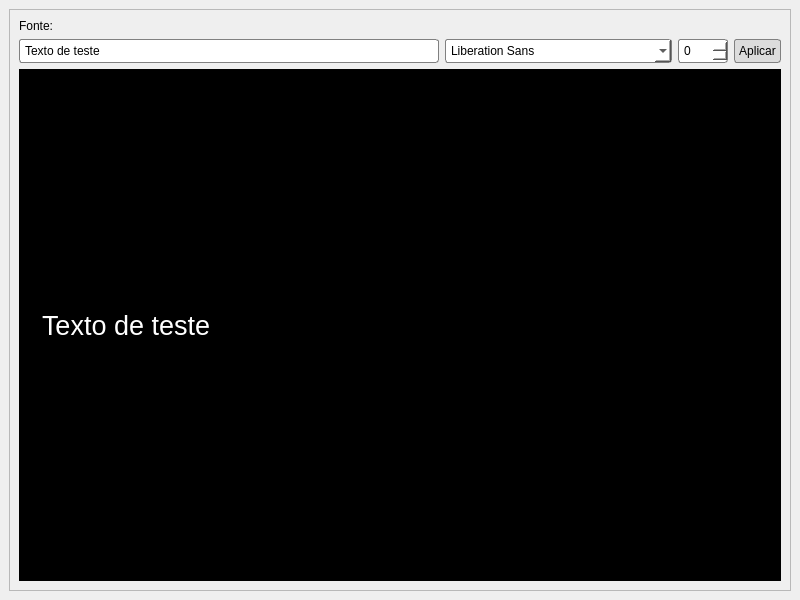
First picture: the form in src/ui/settings/window.ui, repository luanws/bible-projector, before the edit.
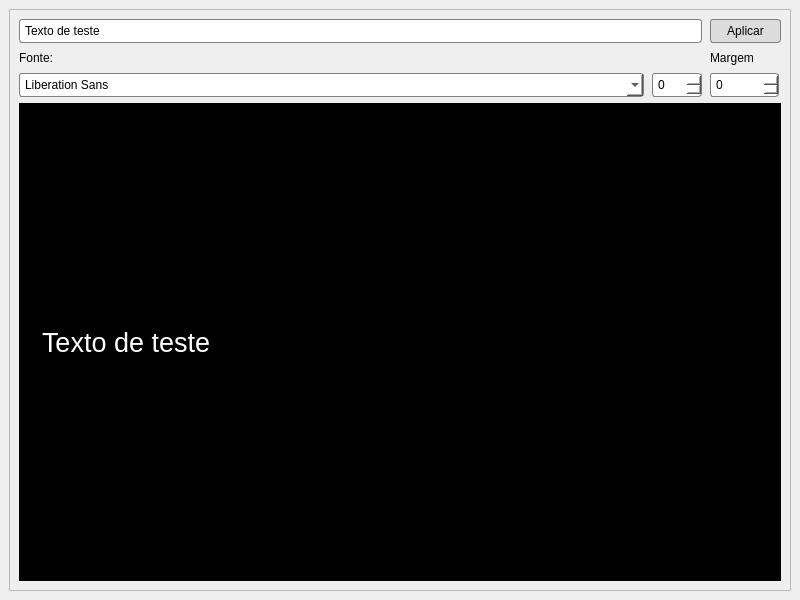
Second picture: the form after the edit.

Commit message: feat(ui/settings): margem

```diff
--- a/src/ui/settings/window.ui
+++ b/src/ui/settings/window.ui
@@ -51,63 +51,13 @@
        </property>
        <layout class="QVBoxLayout" name="verticalLayout_2">
         <item>
-         <widget class="QLabel" name="label">
-          <property name="sizePolicy">
-           <sizepolicy hsizetype="Fixed" vsizetype="Fixed">
-            <horstretch>0</horstretch>
-            <verstretch>0</verstretch>
-           </sizepolicy>
-          </property>
-          <property name="text">
-           <string>Fonte:</string>
-          </property>
-         </widget>
-        </item>
+         <layout class="QVBoxLayout" name="verticalLayout_3">
         <item>
-         <layout class="QHBoxLayout" name="horizontalLayout">
-          <item>
-           <widget class="QLineEdit" name="preview_text_line_edit">
-            <property name="styleSheet">
-             <string notr="true">* {
-	border-style: solid;
-	border-color: gray;
-	border-width: 1px;
-	border-radius: 3px;
-	padding: 3px;
-	background-color: white;
-	color: black;
-}</string>
+           <layout class="QGridLayout" name="gridLayout">
+            <property name="spacing">
+             <number>8</number>
             </property>
-            <property name="text">
-             <string>Texto de teste</string>
-            </property>
-            <property name="placeholderText">
-             <string/>
-            </property>
-           </widget>
-          </item>
-          <item>
-           <widget class="QFontComboBox" name="font_family_combo_box">
-            <property name="sizePolicy">
-             <sizepolicy hsizetype="Preferred" vsizetype="Fixed">
-              <horstretch>0</horstretch>
-              <verstretch>0</verstretch>
-             </sizepolicy>
-            </property>
-            <property name="styleSheet">
-             <string notr="true">* {
-	border-style: solid;
-	border-color: gray;
-	border-width: 1px;
-	border-radius: 3px;
-	padding: 3px;
-	background-color: white;
-	color: black;
-}</string>
-            </property>
-           </widget>
-          </item>
-          <item>
+            <item row="3" column="1">
            <widget class="QSpinBox" name="font_size_spin_box">
             <property name="sizePolicy">
              <sizepolicy hsizetype="Fixed" vsizetype="Fixed">
@@ -138,9 +88,70 @@
 	color: black;
 }</string>
             </property>
-           </widget>
-          </item>
-          <item>
+              <property name="maximum">
+               <number>1638</number>
+              </property>
+             </widget>
+            </item>
+            <item row="3" column="0">
+             <widget class="QFontComboBox" name="font_family_combo_box">
+              <property name="sizePolicy">
+               <sizepolicy hsizetype="Expanding" vsizetype="Fixed">
+                <horstretch>0</horstretch>
+                <verstretch>0</verstretch>
+               </sizepolicy>
+              </property>
+              <property name="styleSheet">
+               <string notr="true">* {
+	border-style: solid;
+	border-color: gray;
+	border-width: 1px;
+	border-radius: 3px;
+	padding: 3px;
+	background-color: white;
+	color: black;
+}</string>
+              </property>
+             </widget>
+            </item>
+            <item row="2" column="2">
+             <widget class="QLabel" name="label_2">
+              <property name="text">
+               <string>Margem</string>
+              </property>
+             </widget>
+            </item>
+            <item row="3" column="2">
+             <widget class="QSpinBox" name="margin_spin_box">
+              <property name="sizePolicy">
+               <sizepolicy hsizetype="Fixed" vsizetype="Fixed">
+                <horstretch>0</horstretch>
+                <verstretch>0</verstretch>
+               </sizepolicy>
+              </property>
+              <property name="minimumSize">
+               <size>
+                <width>50</width>
+                <height>0</height>
+               </size>
+              </property>
+              <property name="styleSheet">
+               <string notr="true">* {
+	border-style: solid;
+	border-color: gray;
+	border-width: 1px;
+	border-radius: 3px;
+	padding: 3px;
+	background-color: white;
+	color: black;
+}</string>
+              </property>
+              <property name="maximum">
+               <number>1000000</number>
+              </property>
+             </widget>
+            </item>
+            <item row="1" column="2">
            <widget class="QPushButton" name="apply_button">
             <property name="sizePolicy">
              <sizepolicy hsizetype="Fixed" vsizetype="Fixed">
@@ -148,6 +159,12 @@
               <verstretch>0</verstretch>
              </sizepolicy>
             </property>
+              <property name="minimumSize">
+               <size>
+                <width>71</width>
+                <height>0</height>
+               </size>
+              </property>
             <property name="cursor">
              <cursorShape>PointingHandCursor</cursorShape>
             </property>
@@ -172,6 +189,44 @@
             </property>
            </widget>
           </item>
+            <item row="1" column="0" colspan="2">
+             <widget class="QLineEdit" name="preview_text_line_edit">
+              <property name="sizePolicy">
+               <sizepolicy hsizetype="Expanding" vsizetype="Fixed">
+                <horstretch>0</horstretch>
+                <verstretch>0</verstretch>
+               </sizepolicy>
+              </property>
+              <property name="styleSheet">
+               <string notr="true">border-style: solid;
+border-color: gray;
+border-width: 1px;
+border-radius: 3px;
+padding: 3px;
+background-color: white;
+color: black;</string>
+              </property>
+              <property name="text">
+               <string>Texto de teste</string>
+              </property>
+              <property name="placeholderText">
+               <string/>
+              </property>
+             </widget>
+            </item>
+            <item row="2" column="0" colspan="2">
+             <widget class="QLabel" name="label">
+              <property name="sizePolicy">
+               <sizepolicy hsizetype="Expanding" vsizetype="Preferred">
+                <horstretch>0</horstretch>
+                <verstretch>0</verstretch>
+               </sizepolicy>
+              </property>
+              <property name="text">
+               <string>Fonte:</string>
+              </property>
+             </widget>
+            </item>
          </layout>
         </item>
         <item>
@@ -212,6 +267,8 @@
            <bool>true</bool>
           </property>
          </widget>
+          </item>
+         </layout>
         </item>
        </layout>
       </widget>
```
Lines whose indentation alone changed are shown as unchanged. The commit also changes 2 other files.
